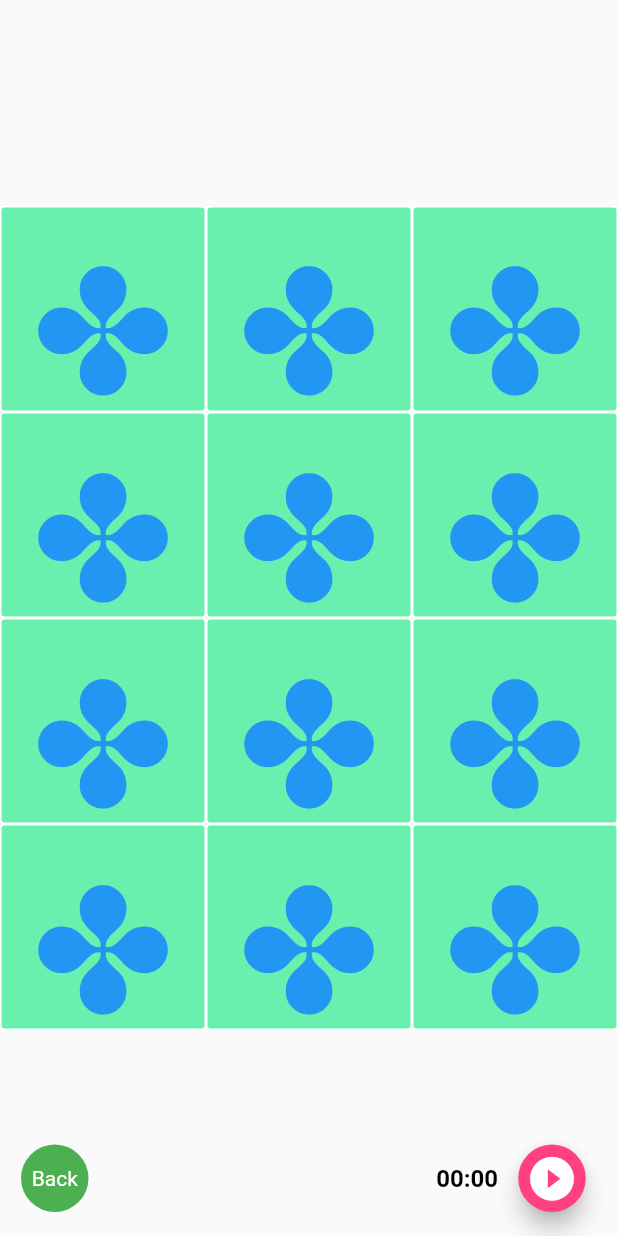
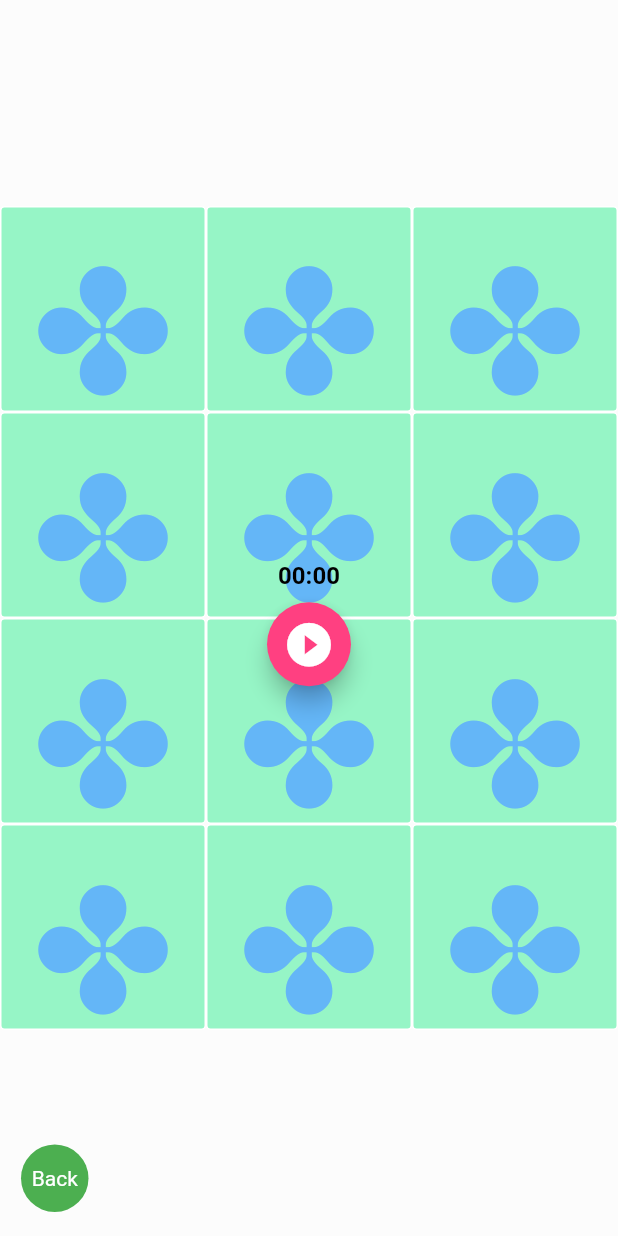
Before and after one commit to PhiLongDo/flipgame-flutter, a Flutter app: the GamePlayMainScreen screen opened by its route, on a phone screen of 412 x 824 dp. Run offline on Flutter 3.47's test engine with Material 2 defaults, Android fonts, the light colour scheme and no system bars; drawn by our look-alikes of flutter_smart_dialog; our stand-ins replace google_mobile_ads, shared_preferences; accounts and stored records are empty; network calls fail.

Commit message:
update play/pause button
- is center when pause
- is bottom right when playing

```diff
--- a/lib/game_play/game_play_main_screen.dart
+++ b/lib/game_play/game_play_main_screen.dart
@@ -24,6 +24,7 @@ class _GamePlayMainScreenState extends State<GamePlayMainScreen> {
   late List<List<String>> _valueGame = [];
   late List<String> _textGame;
   bool _isPause = true;
+  bool _isShowPlayInCenter = true;
 
   /// Create const of game
   void _initGame() {
@@ -177,36 +178,42 @@ class _GamePlayMainScreenState extends State<GamePlayMainScreen> {
   Widget build(BuildContext context) {
     return Scaffold(
       body: SafeArea(
-        child: Center(
-            child: Stack(
+        child: Stack(
           children: [
             AbsorbPointer(
               absorbing: _isPause,
               child: _buildWidgetMatrixGame(),
             ),
-            // Visibility(
-            //   visible: _isDelaying,
-            //   child: Container(
-            //     alignment: Alignment.center,
-            //     constraints: BoxConstraints.expand(),
-            //     color: Colors.black87,
-            //     child: IconButton(
-            //       iconSize: 300,
-            //       color: Colors.indigo,
-            //       icon: Icon(Icons.play_arrow),
-            //       onPressed: () => setState(() {
-            //         _isDelaying = !_isDelaying;
-            //       }),
-            //     ),
-            //   ),
-            // ),
+            Visibility(
+                visible: _isShowPlayInCenter,
+                child: Container(
+                  constraints: BoxConstraints.expand(),
+                  color: Colors.white30,
+                )),
+            Align(
+              alignment: _isShowPlayInCenter
+                  ? Alignment.center
+                  : Alignment.bottomRight,
+              child: AnimatedContainer(
+                margin: EdgeInsets.all(13),
+                curve: Curves.elasticInOut,
+                duration: Duration(milliseconds: 200),
+                child: TimeCounter(
+                  onStart: () => setState(() {
+                    _isPause = !_isPause;
+                    _isShowPlayInCenter = !_isShowPlayInCenter;
+                  }),
+                  onTimeout: () {},
+                ),
+              ),
+            ),
           ],
-        )),
+        ),
       ),
       floatingActionButton: Container(
         margin: EdgeInsets.only(left: 30),
         child: Row(
-          mainAxisAlignment: MainAxisAlignment.spaceAround,
+          mainAxisAlignment: MainAxisAlignment.start,
           children: [
             InkWell(
               onTap: () {
@@ -223,12 +230,6 @@ class _GamePlayMainScreenState extends State<GamePlayMainScreen> {
                 child: Text("Back", style: TextStyle(color: Colors.white)),
               ),
             ),
-            TimeCounter(
-              onStart: () => setState(() {
-                _isPause = !_isPause;
-              }),
-              onTimeout: () {},
-            ),
           ],
         ),
       ),
--- a/lib/game_play/time_counter.dart
+++ b/lib/game_play/time_counter.dart
@@ -93,8 +93,8 @@ class _TimeCounterState extends State<TimeCounter> {
 
   @override
   Widget build(BuildContext context) {
-    return Expanded(
-      child: Row(
+    return _isPlaying
+        ? Row(
             mainAxisAlignment: MainAxisAlignment.end,
             children: [
               Padding(
@@ -113,27 +113,47 @@ class _TimeCounterState extends State<TimeCounter> {
                 child: FloatingActionButton(
                   backgroundColor: Colors.pinkAccent,
                   onPressed: () {
-                if (_isPlaying) {
                     GlobalSetting.timer!.cancel();
                     widget.onStart();
                     setState(() {
                       _isPlaying = false;
                     });
-                  return;
-                }
+                  },
+                  child: Icon(
+                    Icons.pause_circle_filled,
+                    size: 35,
+                  ),
+                  tooltip: "Pause",
+                ),
+              ),
+            ],
+          )
+        : Column(
+            mainAxisAlignment: MainAxisAlignment.center,
+            children: [
+              Padding(
+                padding: const EdgeInsets.all(8.0),
+                child: Text(
+                  formatMMSS(GlobalSetting.timeCounter),
+                  style: TextStyle(
+                    color: Colors.black,
+                    fontSize: 16,
+                    fontWeight: FontWeight.bold,
+                  ),
+                ),
+              ),
+              FloatingActionButton(
+                backgroundColor: Colors.pinkAccent,
+                onPressed: () {
                   startTimer();
                 },
                 child: Icon(
-                _isPlaying
-                    ? Icons.pause_circle_filled
-                    : Icons.play_circle_filled,
+                  Icons.play_circle_filled,
                   size: 35,
                 ),
-              tooltip: _isPlaying ? "Pause" : "Start",
-            ),
+                tooltip: "Start",
               ),
             ],
-      ),
           );
   }
 
```
Lines whose indentation alone changed are shown as unchanged.
